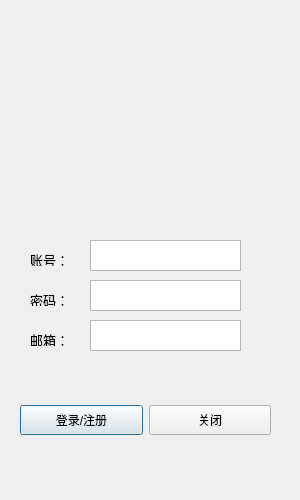
Huu-Yuu/DeskXiuxian, file ui/loginwindow.ui: the form before one commit.
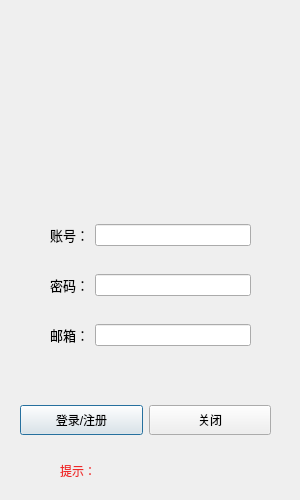
The form after the commit. Icons and pictures are not drawn.

```diff
--- a/ui/loginwindow.ui
+++ b/ui/loginwindow.ui
@@ -37,74 +37,17 @@
    <property name="text">
     <string>&lt;html&gt;&lt;head/&gt;&lt;body&gt;&lt;p align=&quot;center&quot;&gt;&lt;img src=&quot;:/res/user.png&quot;/&gt;&lt;/p&gt;&lt;/body&gt;&lt;/html&gt;</string>
    </property>
-  </widget>
-  <widget class="QLabel" name="label_2">
-   <property name="geometry">
-    <rect>
-     <x>30</x>
-     <y>250</y>
-     <width>51</width>
-     <height>16</height>
-    </rect>
+   <property name="maximumSize">
+    <size>
+     <width>300</width>
+     <height>200</height>
+    </size>
    </property>
-   <property name="text">
-    <string>&lt;html&gt;&lt;head/&gt;&lt;body&gt;&lt;p&gt;&lt;span style=&quot; font-size:10pt;&quot;&gt;账号：&lt;/span&gt;&lt;/p&gt;&lt;/body&gt;&lt;/html&gt;</string>
+   <property name="styleSheet">
+    <string notr="true">image: url(:/res/logo.jpg);</string>
    </property>
-  </widget>
-  <widget class="QLabel" name="label_3">
-   <property name="geometry">
-    <rect>
-     <x>30</x>
-     <y>290</y>
-     <width>51</width>
-     <height>16</height>
-    </rect>
-   </property>
    <property name="text">
-    <string>&lt;html&gt;&lt;head/&gt;&lt;body&gt;&lt;p&gt;&lt;span style=&quot; font-size:10pt;&quot;&gt;密码：&lt;/span&gt;&lt;/p&gt;&lt;/body&gt;&lt;/html&gt;</string>
-   </property>
-  </widget>
-  <widget class="QLabel" name="label_4">
-   <property name="geometry">
-    <rect>
-     <x>30</x>
-     <y>330</y>
-     <width>51</width>
-     <height>16</height>
-    </rect>
-   </property>
-   <property name="text">
-    <string>&lt;html&gt;&lt;head/&gt;&lt;body&gt;&lt;p&gt;&lt;span style=&quot; font-size:10pt;&quot;&gt;邮箱：&lt;/span&gt;&lt;/p&gt;&lt;/body&gt;&lt;/html&gt;</string>
-   </property>
-  </widget>
-  <widget class="QTextBrowser" name="textBrowser">
-   <property name="geometry">
-    <rect>
-     <x>90</x>
-     <y>240</y>
-     <width>151</width>
-     <height>31</height>
-    </rect>
-   </property>
-  </widget>
-  <widget class="QTextBrowser" name="textBrowser_2">
-   <property name="geometry">
-    <rect>
-     <x>90</x>
-     <y>280</y>
-     <width>151</width>
-     <height>31</height>
-    </rect>
-   </property>
-  </widget>
-  <widget class="QTextBrowser" name="textBrowser_3">
-   <property name="geometry">
-    <rect>
-     <x>90</x>
-     <y>320</y>
-     <width>151</width>
-     <height>31</height>
-    </rect>
+    <string>&lt;html&gt;&lt;head/&gt;&lt;body&gt;&lt;p&gt;&lt;br/&gt;&lt;/p&gt;&lt;/body&gt;&lt;/html&gt;</string>
    </property>
   </widget>
   <widget class="QWidget" name="horizontalLayoutWidget">
@@ -157,6 +100,110 @@
     </item>
    </layout>
   </widget>
+  <widget class="QLabel" name="label_5">
+   <property name="geometry">
+    <rect>
+     <x>60</x>
+     <y>460</y>
+     <width>191</width>
+     <height>21</height>
+    </rect>
+   </property>
+   <property name="styleSheet">
+    <string notr="true">color: rgb(239, 41, 41);</string>
+   </property>
+   <property name="text">
+    <string>提示：</string>
+   </property>
+  </widget>
+  <widget class="QWidget" name="horizontalLayoutWidget_2">
+   <property name="geometry">
+    <rect>
+     <x>50</x>
+     <y>220</y>
+     <width>201</width>
+     <height>31</height>
+    </rect>
+   </property>
+   <layout class="QHBoxLayout" name="horizontalLayout_2">
+    <property name="topMargin">
+     <number>1</number>
+    </property>
+    <property name="bottomMargin">
+     <number>1</number>
+    </property>
+    <item>
+     <widget class="QLabel" name="label_2">
+      <property name="text">
+       <string>&lt;html&gt;&lt;head/&gt;&lt;body&gt;&lt;p&gt;&lt;span style=&quot; font-size:10pt;&quot;&gt;账号：&lt;/span&gt;&lt;/p&gt;&lt;/body&gt;&lt;/html&gt;</string>
+      </property>
+     </widget>
+    </item>
+    <item>
+     <widget class="QLineEdit" name="username_text"/>
+    </item>
+   </layout>
+  </widget>
+  <widget class="QWidget" name="horizontalLayoutWidget_3">
+   <property name="geometry">
+    <rect>
+     <x>50</x>
+     <y>270</y>
+     <width>201</width>
+     <height>31</height>
+    </rect>
+   </property>
+   <layout class="QHBoxLayout" name="horizontalLayout_3">
+    <property name="topMargin">
+     <number>1</number>
+    </property>
+    <property name="bottomMargin">
+     <number>1</number>
+    </property>
+    <item>
+     <widget class="QLabel" name="label_3">
+      <property name="text">
+       <string>&lt;html&gt;&lt;head/&gt;&lt;body&gt;&lt;p&gt;&lt;span style=&quot; font-size:10pt;&quot;&gt;密码：&lt;/span&gt;&lt;/p&gt;&lt;/body&gt;&lt;/html&gt;</string>
+      </property>
+     </widget>
+    </item>
+    <item>
+     <widget class="QLineEdit" name="password_text">
+      <property name="echoMode">
+       <enum>QLineEdit::Password</enum>
+      </property>
+     </widget>
+    </item>
+   </layout>
+  </widget>
+  <widget class="QWidget" name="horizontalLayoutWidget_4">
+   <property name="geometry">
+    <rect>
+     <x>50</x>
+     <y>320</y>
+     <width>201</width>
+     <height>31</height>
+    </rect>
+   </property>
+   <layout class="QHBoxLayout" name="horizontalLayout_4">
+    <property name="topMargin">
+     <number>1</number>
+    </property>
+    <property name="bottomMargin">
+     <number>1</number>
+    </property>
+    <item>
+     <widget class="QLabel" name="label_4">
+      <property name="text">
+       <string>&lt;html&gt;&lt;head/&gt;&lt;body&gt;&lt;p&gt;&lt;span style=&quot; font-size:10pt;&quot;&gt;邮箱：&lt;/span&gt;&lt;/p&gt;&lt;/body&gt;&lt;/html&gt;</string>
+      </property>
+     </widget>
+    </item>
+    <item>
+     <widget class="QLineEdit" name="email_text"/>
+    </item>
+   </layout>
+  </widget>
  </widget>
  <resources/>
  <connections/>
```
Left out of the diff: 7 changed lines with no effect on the pictures.
